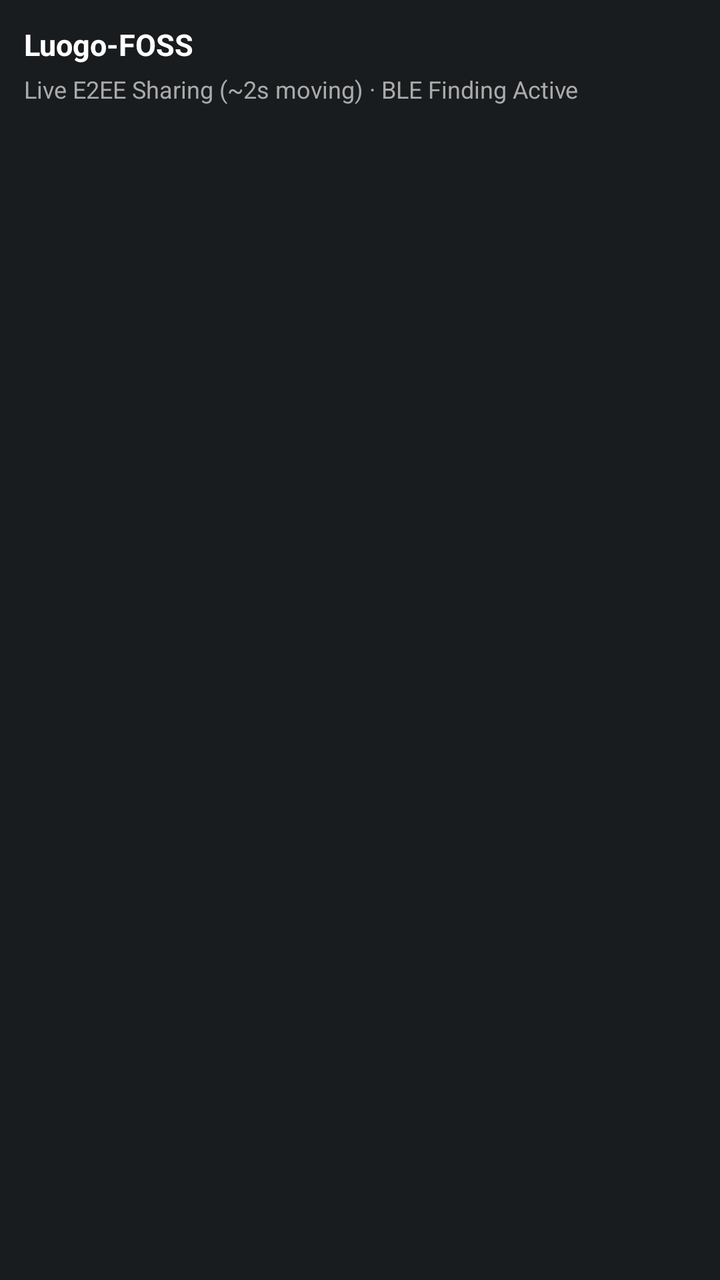
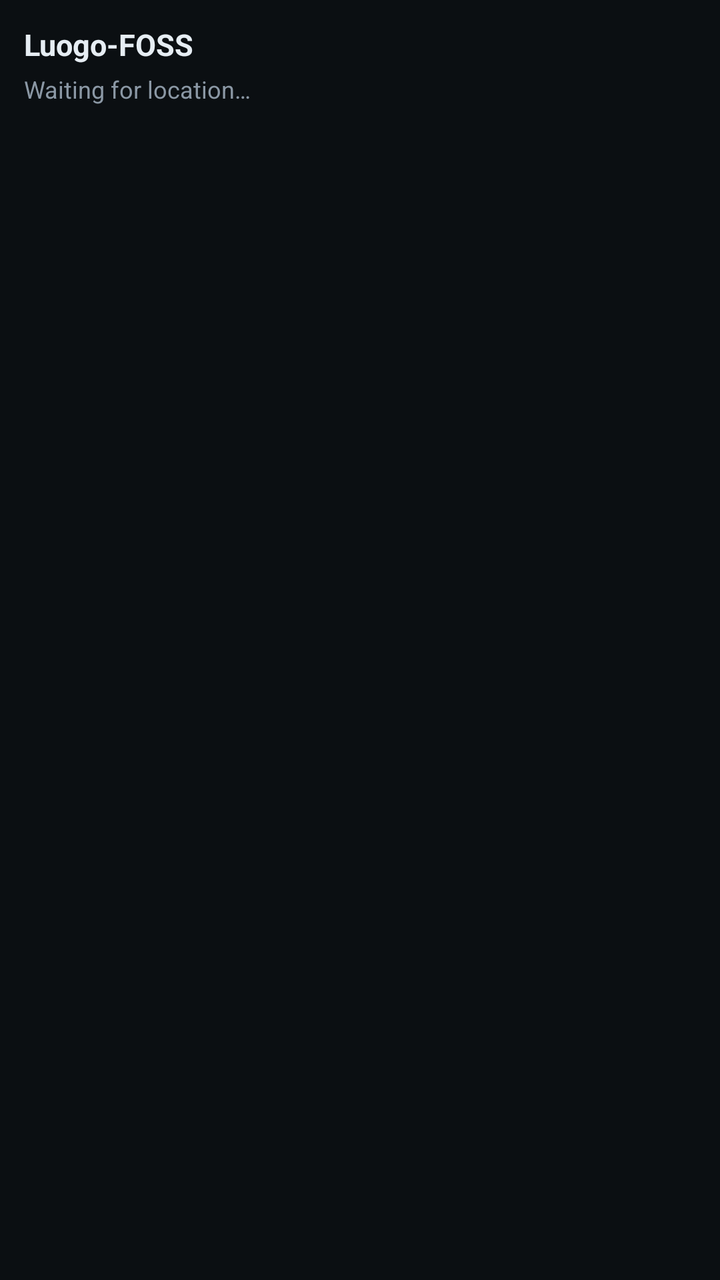

Two renders of the same Android screen: before a commit and after it. Below are the layout's source before the change and the commit's diff.
<!-- AndroidManifest.xml: application theme NormalTheme -->
<!-- res/layout/luogo_widget_layout.xml -->
<?xml version="1.0" encoding="utf-8"?>
<LinearLayout xmlns:android="http://schemas.android.com/apk/res/android"
    android:id="@+id/widget_root"
    android:layout_width="match_parent"
    android:layout_height="match_parent"
    android:orientation="vertical"
    android:padding="12dp"
    android:background="@android:color/system_neutral1_900">

    <TextView
        android:id="@+id/widget_title"
        android:layout_width="wrap_content"
        android:layout_height="wrap_content"
        android:text="@string/app_name"
        android:textStyle="bold"
        android:textSize="15sp"
        android:textColor="@android:color/white" />

    <TextView
        android:id="@+id/widget_subtitle"
        android:layout_width="wrap_content"
        android:layout_height="wrap_content"
        android:layout_marginTop="4dp"
        android:text="Live E2EE Sharing (~2s moving) · BLE Finding Active"
        android:textSize="12sp"
        android:textColor="@android:color/darker_gray" />
</LinearLayout>
<!-- resources referenced by this layout -->
<resources>
  <string name="app_name">Luogo-FOSS</string>
  <style name="NormalTheme" parent="@android:style/Theme.DeviceDefault.NoActionBar">
          <item name="android:windowBackground">@android:color/transparent</item>
      </style>
</resources>

<!-- the commit's change to res/layout/luogo_widget_layout.xml (unified diff, before → after) -->
@@ -5,7 +5,7 @@
     android:layout_height="match_parent"
     android:orientation="vertical"
     android:padding="12dp"
-    android:background="@android:color/system_neutral1_900">
+    android:background="@color/widget_surface">
 
     <TextView
         android:id="@+id/widget_title"
@@ -14,14 +14,15 @@
         android:text="@string/app_name"
         android:textStyle="bold"
         android:textSize="15sp"
-        android:textColor="@android:color/white" />
+        android:textColor="@color/widget_text_primary" />
 
+    
     <TextView
         android:id="@+id/widget_subtitle"
         android:layout_width="wrap_content"
         android:layout_height="wrap_content"
         android:layout_marginTop="4dp"
-        android:text="Live E2EE Sharing (~2s moving) · BLE Finding Active"
+        android:text="@string/widget_idle"
         android:textSize="12sp"
-        android:textColor="@android:color/darker_gray" />
+        android:textColor="@color/widget_text_secondary" />
 </LinearLayout>
<!-- resource entries referenced after the edit -->
@@ -1,6 +1,10 @@
 <!-- resources referenced by this layout -->
 <resources>
+  <color name="widget_surface">#0B0F12</color>
+  <color name="widget_text_primary">#E6EDF3</color>
+  <color name="widget_text_secondary">#8B98A5</color>
   <string name="app_name">Luogo-FOSS</string>
+  <string name="widget_idle">Waiting for location…</string>
   <style name="NormalTheme" parent="@android:style/Theme.DeviceDefault.NoActionBar">
           <item name="android:windowBackground">@android:color/transparent</item>
       </style>
